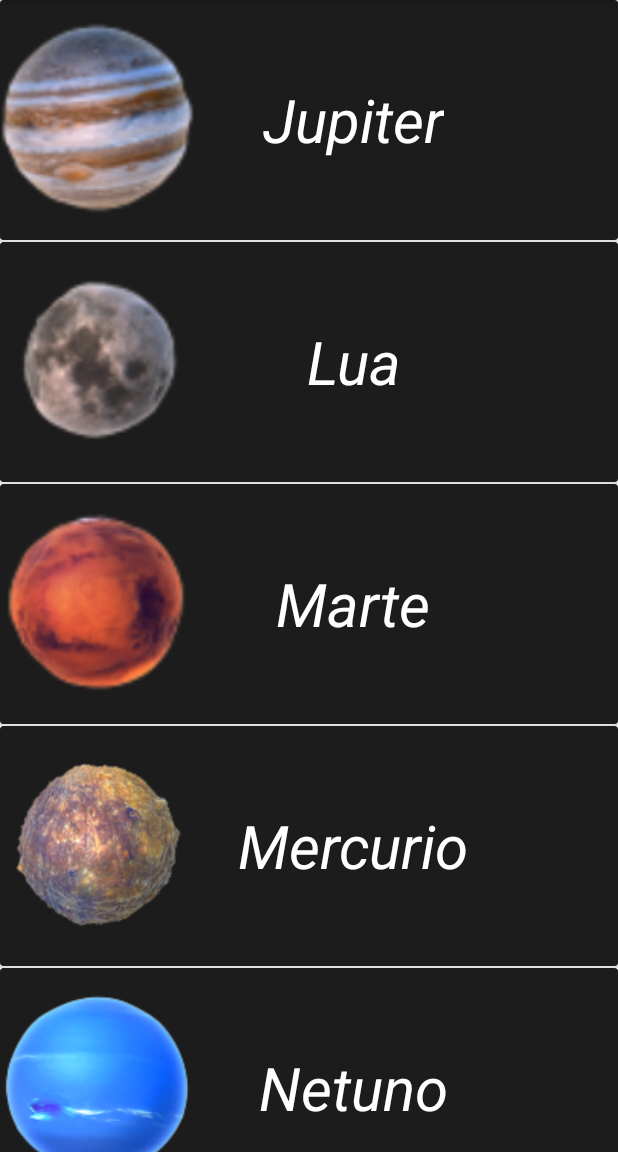
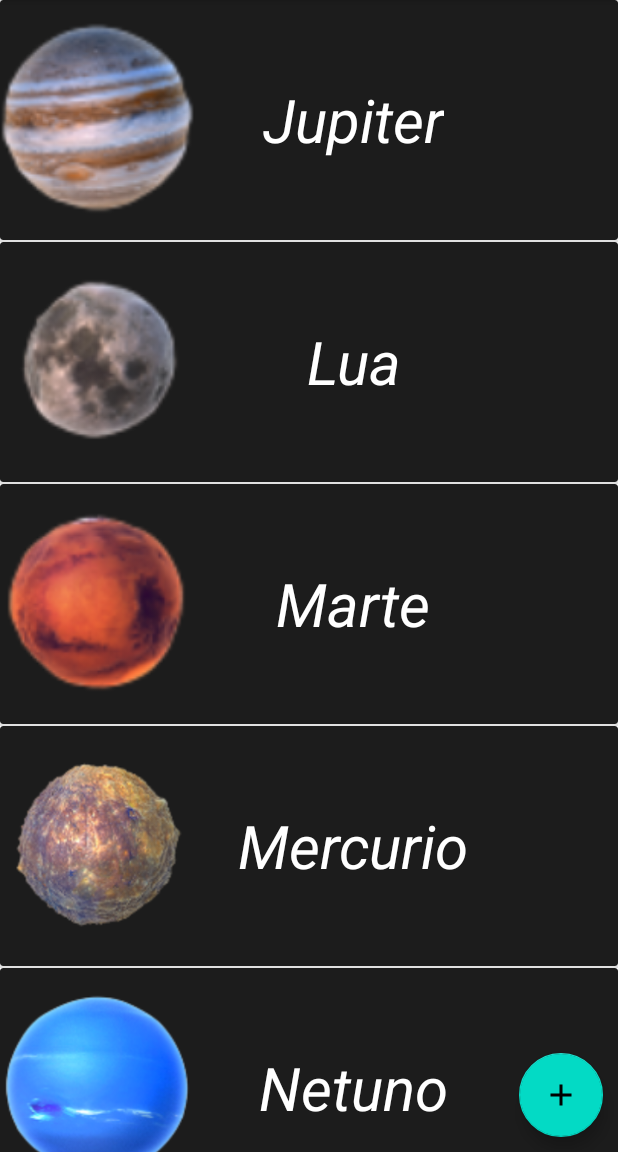
Before and after one commit to LLnOff/MyPlanets, an Android app: the screen it shows after launch (MainActivity), on a phone screen of 412 x 824 dp, the part 84-1236 px from its top. Run offline under Robolectric (Android 15) with nearby library versions, the phone set to English and light mode, and no system bars.

```diff
--- /dev/null
+++ b/app/src/main/res/drawable/ic_baseline_add.xml
@@ -0,0 +1,10 @@
+<vector xmlns:android="http://schemas.android.com/apk/res/android"
+    android:width="24dp"
+    android:height="24dp"
+    android:viewportWidth="24"
+    android:viewportHeight="24"
+    android:tint="?attr/colorControlNormal">
+  <path
+      android:fillColor="@android:color/white"
+      android:pathData="M19,13h-6v6h-2v-6H5v-2h6V5h2v6h6v2z"/>
+</vector>
--- a/app/src/main/res/layout/activity_main.xml
+++ b/app/src/main/res/layout/activity_main.xml
@@ -1,15 +1,23 @@
 <?xml version="1.0" encoding="utf-8"?>
-<LinearLayout xmlns:android="http://schemas.android.com/apk/res/android"
+<androidx.coordinatorlayout.widget.CoordinatorLayout xmlns:android="http://schemas.android.com/apk/res/android"
     xmlns:app="http://schemas.android.com/apk/res-auto"
     xmlns:tools="http://schemas.android.com/tools"
     android:layout_width="match_parent"
     android:layout_height="match_parent"
-    tools:context=".MainActivity"
-    android:orientation="vertical">
+    android:orientation="vertical"
+    tools:context=".MainActivity">
 
     <ListView
         android:id="@+id/idListaPlanetas"
         android:layout_width="match_parent"
-        android:layout_height="wrap_content"/>
+        android:layout_height="wrap_content" />
 
-</LinearLayout>
+    <com.google.android.material.floatingactionbutton.FloatingActionButton
+        android:layout_width="wrap_content"
+        android:layout_height="wrap_content"
+        android:layout_gravity="bottom|right"
+        android:layout_margin="10dp"
+        android:contentDescription="Adicionar"
+        android:src="@drawable/ic_baseline_add" />
+
+</androidx.coordinatorlayout.widget.CoordinatorLayout>
```
Also changed, not shown: app/src/main/AndroidManifest.xml (+6 -3 lines), app/src/main/java/br/com/etecia/myplanets/MainActivity.java (+15 -0 lines), app/src/main/java/br/com/etecia/myplanets/MostraPlanetaActivity.java (added, +31 -0 lines), app/src/main/res/layout/mostra_planeta_layout.xml (added, +29 -0 lines).
